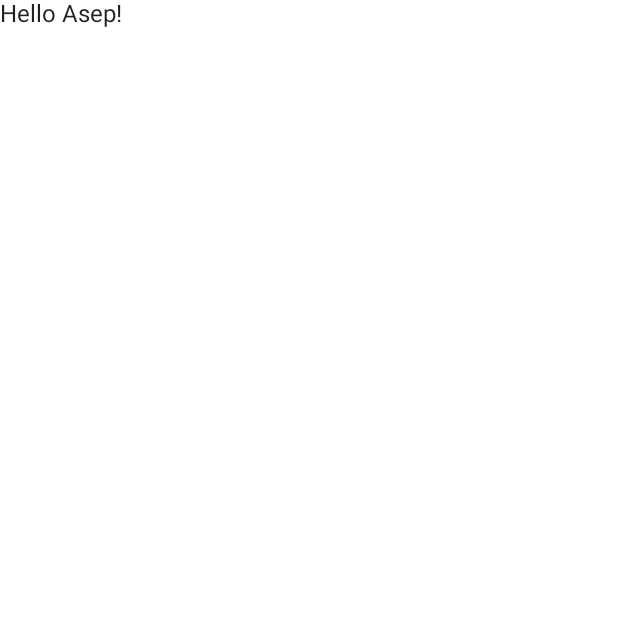
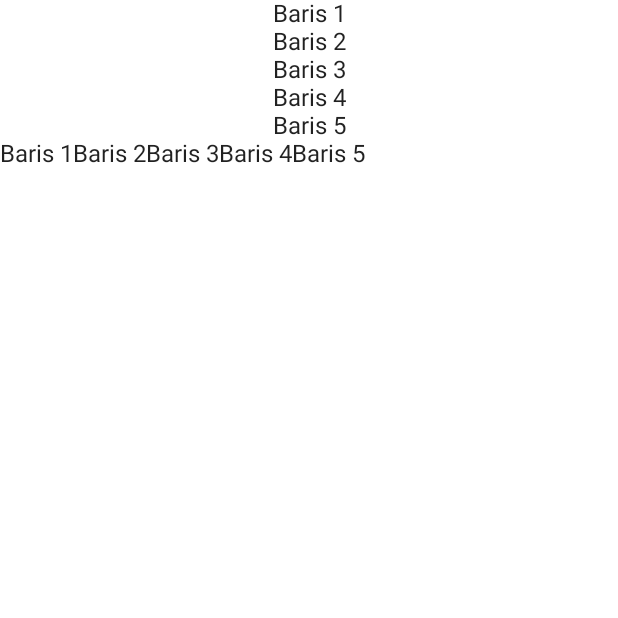
Before and after one commit to immimu/ngompos, an Android app built with Jetpack Compose: the screen it shows after launch (MainActivity before the commit, BasicLayoutActivity after it), on a phone screen of 412 x 824 dp, the top half of it. Before the commit the part shown is almost empty. Run offline under Robolectric (Android 15) with nearby library versions, the phone set to English and light mode, and no system bars.

Commit message:
Add basic layout (#1)

```diff
--- /dev/null
+++ b/app/src/main/java/com/mimuslabs/ngompos/BasicLayoutActivity.kt
@@ -0,0 +1,70 @@
+package com.mimuslabs.ngompos
+
+import android.os.Bundle
+import androidx.activity.ComponentActivity
+import androidx.activity.compose.setContent
+import androidx.compose.foundation.layout.Arrangement
+import androidx.compose.foundation.layout.Column
+import androidx.compose.foundation.layout.Row
+import androidx.compose.foundation.layout.fillMaxSize
+import androidx.compose.foundation.layout.fillMaxWidth
+import androidx.compose.material.MaterialTheme
+import androidx.compose.material.Surface
+import androidx.compose.material.Text
+import androidx.compose.runtime.Composable
+import androidx.compose.ui.Alignment
+import androidx.compose.ui.Modifier
+import androidx.compose.ui.tooling.preview.Preview
+import com.mimuslabs.ngompos.ui.theme.NgomposTheme
+
+class BasicLayoutActivity : ComponentActivity() {
+  override fun onCreate(savedInstanceState: Bundle?) {
+    super.onCreate(savedInstanceState)
+    setContent {
+      NgomposTheme {
+        // A surface container using the 'background' color from the theme
+        Surface(modifier = Modifier.fillMaxSize(), color = MaterialTheme.colors.background) {
+          Column {
+            BasicLayoutColumn()
+            BasicLayoutRow()
+          }
+        }
+      }
+    }
+  }
+}
+
+@Composable
+fun BasicLayoutColumn() {
+  Column(
+    modifier = Modifier.fillMaxWidth(),
+    verticalArrangement = Arrangement.Center,
+    horizontalAlignment = Alignment.CenterHorizontally
+  ) {
+    Text(text = "Baris 1")
+    Text(text = "Baris 2")
+    Text(text = "Baris 3")
+    Text(text = "Baris 4")
+    Text(text = "Baris 5")
+  }
+}
+
+@Composable
+fun BasicLayoutRow() {
+  Row {
+    Text(text = "Baris 1")
+    Text(text = "Baris 2")
+    Text(text = "Baris 3")
+    Text(text = "Baris 4")
+    Text(text = "Baris 5")
+  }
+}
+
+@Preview(showBackground = true)
+@Composable
+fun PreviewBasicLayout() {
+  Column {
+    BasicLayoutColumn()
+    BasicLayoutRow()
+  }
+}
--- a/app/src/main/res/values/strings.xml
+++ b/app/src/main/res/values/strings.xml
@@ -1,3 +1,4 @@
 <resources>
   <string name="app_name">Ngompos</string>
+  <string name="title_activity_basic_layout">BasicLayoutActivity</string>
 </resources>
```
Also changed, not shown: app/src/main/AndroidManifest.xml (+15 -0 lines).
